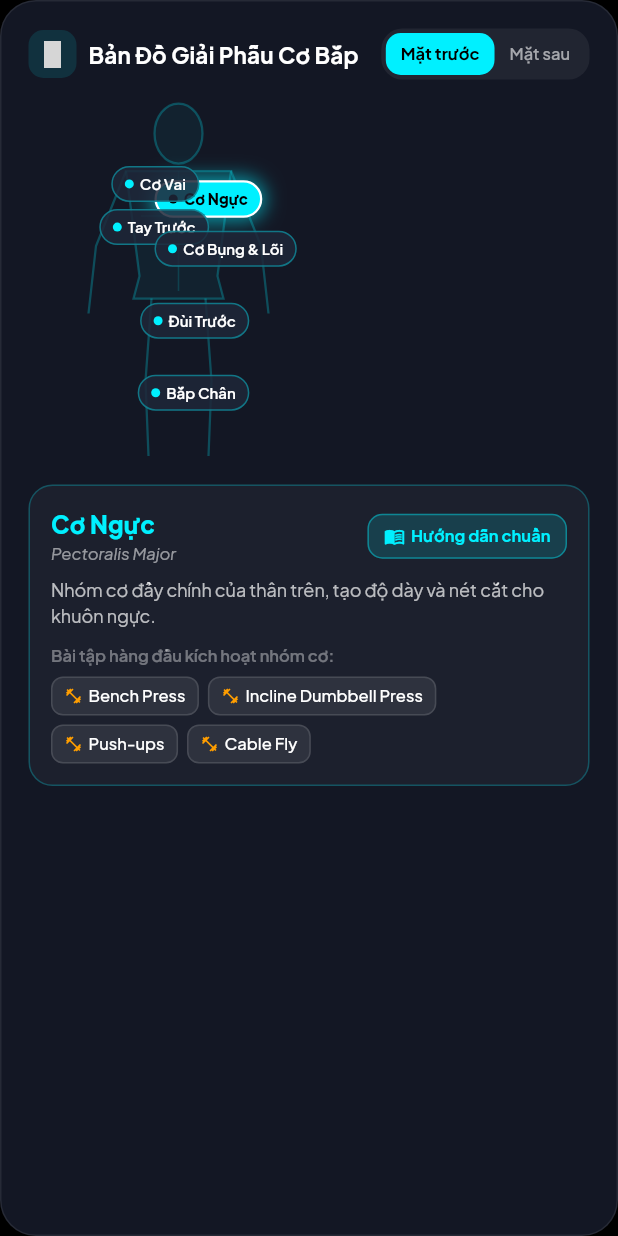
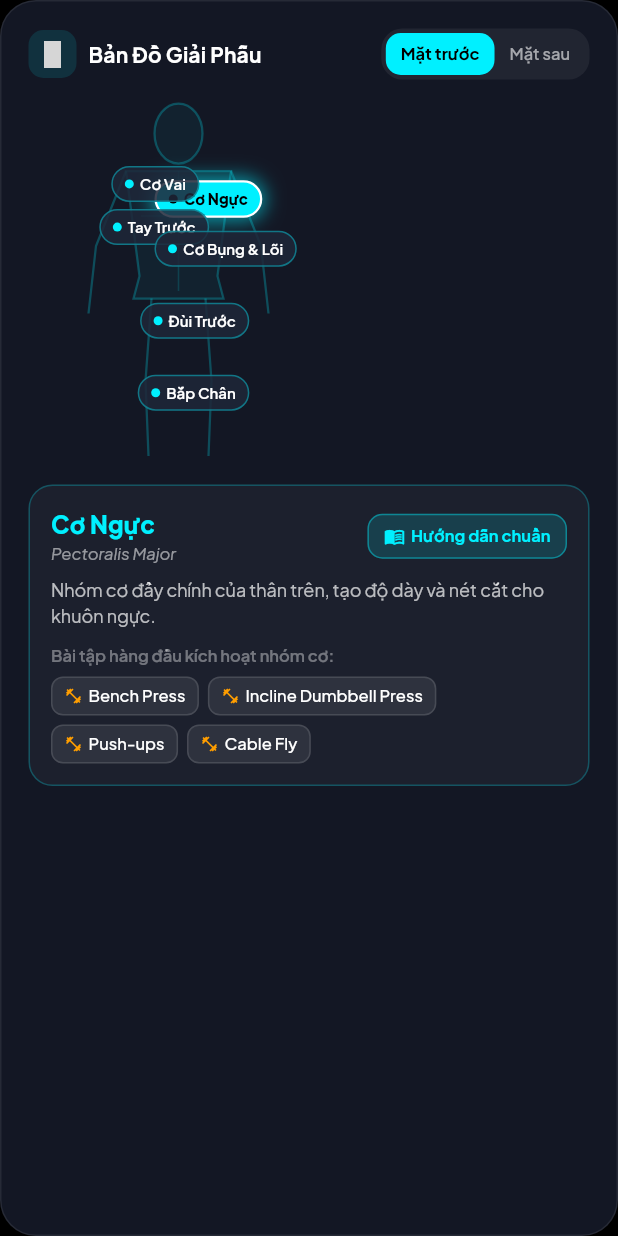
Before and after one commit to NHH-031/fitness_app, a Flutter app: the MuscleAnatomyMapWidget widget shown alone on an empty page, opened directly, on a phone screen of 412 x 824 dp. Run offline on Flutter 3.47's test engine with Material 3 defaults, Android fonts, the phone set to English and light mode, and no system bars; our stand-ins replace cloud_firestore, figma_squircle, firebase_auth, firebase_core, fl_chart, flutter_local_notifications and 15 more; missing offline and left inert: health, mobile_scanner; accounts and stored records are empty; grey boxes are pictures that could not be loaded.

Commit message:
fix(ui): eliminate header overflow in muscle anatomy widget and optimize gradle build

```diff
--- a/lib/widgets/muscle_anatomy_map_widget.dart
+++ b/lib/widgets/muscle_anatomy_map_widget.dart
@@ -229,7 +229,8 @@ class _MuscleAnatomyMapWidgetState extends State<MuscleAnatomyMapWidget> {
           Row(
             mainAxisAlignment: MainAxisAlignment.spaceBetween,
             children: [
-              Row(
+              Expanded(
+                child: Row(
                   children: [
                     Container(
                       padding: const EdgeInsets.all(7),
@@ -244,16 +245,22 @@ class _MuscleAnatomyMapWidgetState extends State<MuscleAnatomyMapWidget> {
                       ),
                     ),
                     const SizedBox(width: 8),
-                  Text(
-                    'Bản Đồ Giải Phẫu Cơ Bắp',
+                    Expanded(
+                      child: Text(
+                        'Bản Đồ Giải Phẫu',
+                        maxLines: 1,
+                        overflow: TextOverflow.ellipsis,
                         style: AppTheme.font(
-                      fontSize: 15,
+                          fontSize: 14,
                           fontWeight: FontWeight.w700,
                           color: Colors.white,
                         ),
                       ),
+                    ),
                   ],
                 ),
+              ),
+              const SizedBox(width: 8),
               // Front / Back Toggle
               Container(
                 decoration: BoxDecoration(
```
Also changed, not shown: 1 other file. Lines whose indentation alone changed are shown as unchanged.
